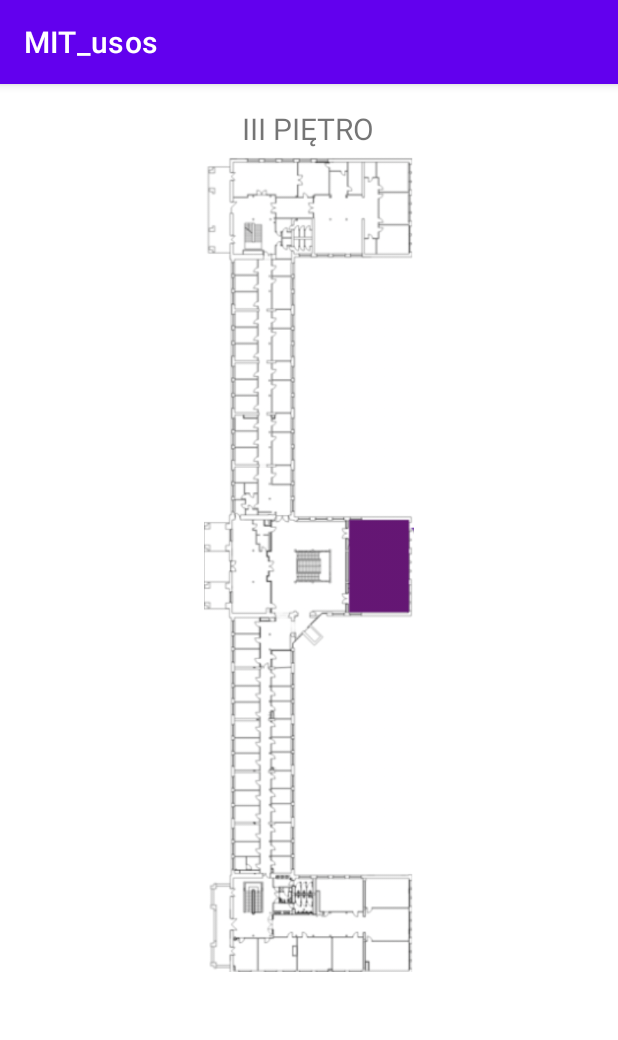
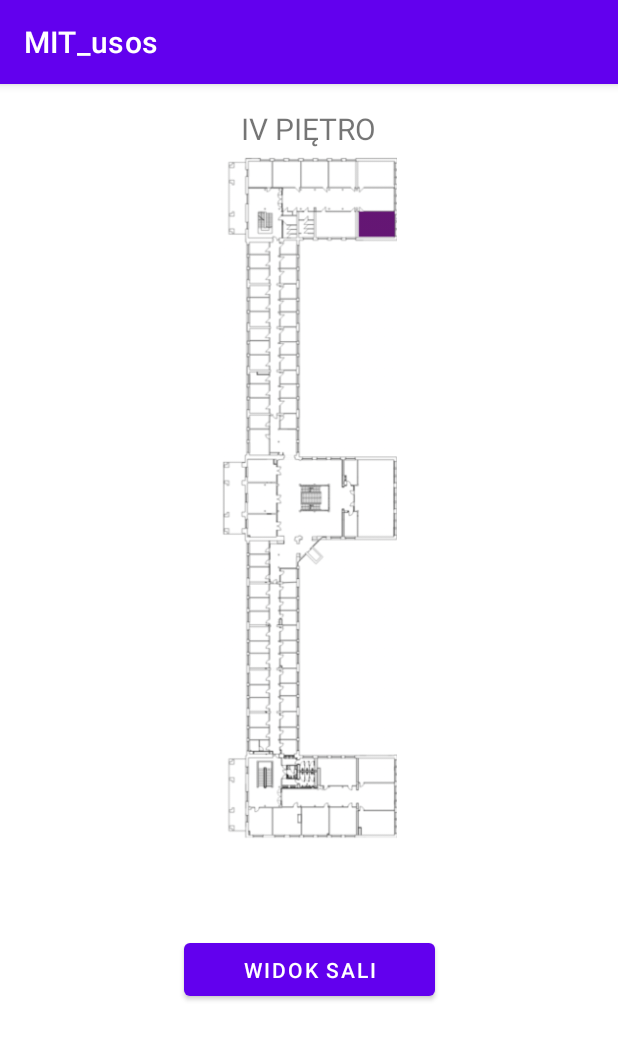
Before and after one commit to krzyssota/MIT_usos, an Android app: the Department screen opened directly, with no data from a screen before it, on a phone screen of 412 x 824 dp. Shown: the top 1040 px of the screen. Run offline under Robolectric (Android 15) with nearby library versions, the phone set to English and light mode, and no system bars.

Commit message:
widok sali

```diff
--- a/app/src/main/java/com/example/mit_usos/Department.kt
+++ b/app/src/main/java/com/example/mit_usos/Department.kt
@@ -2,10 +2,52 @@ package com.example.mit_usos
 
 import androidx.appcompat.app.AppCompatActivity
 import android.os.Bundle
+import android.widget.Button
+import android.widget.ImageView
+import android.widget.TextView
 
 class Department : AppCompatActivity() {
+    private var currentImage = R.drawable.class4420
+    private var currentFloor = "III piętro"
+    private var department = true
+
     override fun onCreate(savedInstanceState: Bundle?) {
         super.onCreate(savedInstanceState)
         setContentView(R.layout.activity_department)
+
+        val departmentImage = findViewById<ImageView>(R.id.department_image)
+        val floorView = findViewById<TextView>(R.id.floor_view)
+        val changeViewButton = findViewById<Button>(R.id.change_view_button)
+
+        val classNum = intent.extras?.getInt("class")
+        when (classNum) {
+            4420 -> {
+                departmentImage.setImageResource(R.drawable.class4420)
+                currentImage = R.drawable.class4420
+                floorView.text = "III piętro"
+            }
+            else -> {
+                departmentImage.setImageResource(R.drawable.class5840)
+                currentImage = R.drawable.class5840
+                floorView.text = "IV piętro"
+            }
+        }
+
+        currentFloor = floorView.text as String
+
+        changeViewButton.setOnClickListener {
+            if (department) {
+                departmentImage.setImageResource(R.drawable.class_view)
+                floorView.text = "Sala " + classNum
+                changeViewButton.text = "Widok wydziału"
+                department = false
+            } else {
+                departmentImage.setImageResource(currentImage)
+                floorView.text = currentFloor
+                changeViewButton.text = "Widok sali"
+                department = true
+            }
+        }
+
     }
 }
--- a/app/src/main/res/layout/activity_department.xml
+++ b/app/src/main/res/layout/activity_department.xml
@@ -7,19 +7,19 @@
     tools:context=".Department">
 
     <ImageView
-        android:id="@+id/imageView2"
-        android:layout_width="329dp"
-        android:layout_height="544dp"
+        android:id="@+id/department_image"
+        android:layout_width="292dp"
+        android:layout_height="455dp"
         android:layout_marginBottom="28dp"
         app:layout_constraintBottom_toBottomOf="parent"
         app:layout_constraintEnd_toEndOf="parent"
         app:layout_constraintStart_toStartOf="parent"
-        app:layout_constraintTop_toBottomOf="@+id/textView5"
+        app:layout_constraintTop_toBottomOf="@+id/floor_view"
         app:layout_constraintVertical_bias="0.0"
         app:srcCompat="@drawable/class4420" />
 
     <TextView
-        android:id="@+id/textView5"
+        android:id="@+id/floor_view"
         android:layout_width="350dp"
         android:layout_height="32dp"
         android:layout_marginTop="16dp"
@@ -32,4 +32,15 @@
         app:layout_constraintStart_toStartOf="parent"
         app:layout_constraintTop_toTopOf="parent" />
 
+    <Button
+        android:id="@+id/change_view_button"
+        android:layout_width="167dp"
+        android:layout_height="47dp"
+        android:text="Widok sali"
+        app:layout_constraintBottom_toBottomOf="parent"
+        app:layout_constraintEnd_toEndOf="parent"
+        app:layout_constraintStart_toStartOf="parent"
+        app:layout_constraintTop_toBottomOf="@+id/department_image"
+        app:layout_constraintVertical_bias="0.292" />
+
 </androidx.constraintlayout.widget.ConstraintLayout>
```
Also changed, not shown: app/src/main/java/com/example/mit_usos/ui/schedule/ScheduleFragment.kt (+16 -6 lines), app/src/main/res/layout/fragment_schedule.xml (+17 -17 lines), app/src/main/res/drawable/class5840.png (added), app/src/main/res/drawable/class_view.png (added).
